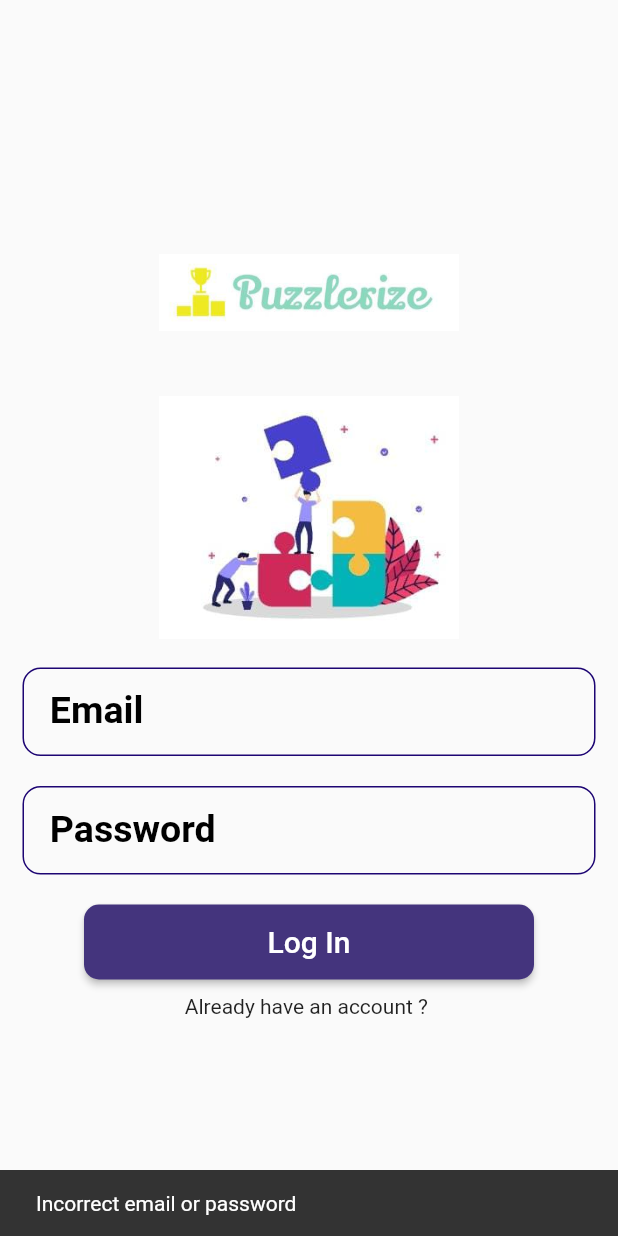
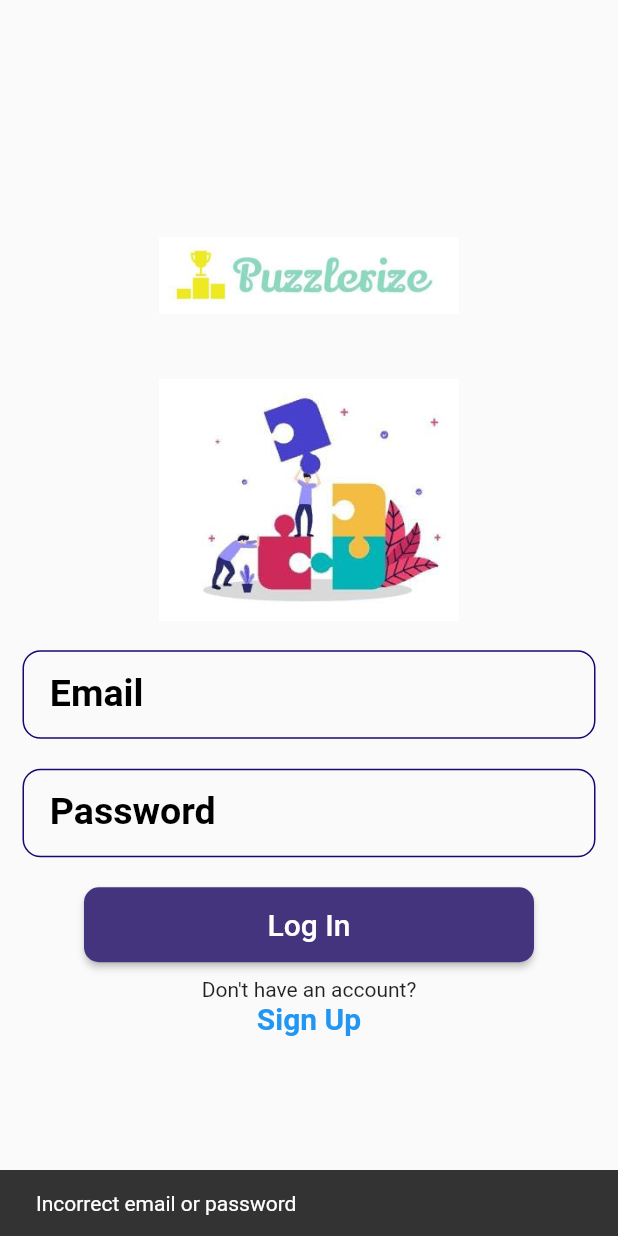
Before and after one commit to Graduation-Project-Puzzlerize/puzzlerize, a Flutter app: the LoginScreen screen opened directly, after a tap on "Log In", on a phone screen of 412 x 824 dp. Run offline on Flutter 3.47's test engine with Material 2 defaults, Android fonts, the phone set to English and light mode, and no system bars; our stand-ins replace cloud_firestore, firebase_core, flutter_tts, get, lottie, speech_to_text; accounts and stored records are empty.

Commit message:
login,sign up

```diff
--- a/lib/screens/login/login.dart
+++ b/lib/screens/login/login.dart
@@ -1,6 +1,8 @@
 import 'package:flutter/material.dart';
 import 'package:flutter/services.dart';
 import 'package:puzzlerize/screens/signup/signup.dart';
+import 'package:puzzlerize/screens/my_games/my_games.dart';
+import 'package:puzzlerize/screens/user_data/user_data.dart';
 
 class LoginScreen extends StatefulWidget {
   @override
@@ -18,24 +20,37 @@ class _LoginScreenState extends State<LoginScreen> {
     String enteredEmail = emailController.text;
     String enteredPassword = passwordController.text;
 
-    String validEmail = 'aaa@aaa.com';
-    String validPassword = 'aaa123';
+    bool isLoginSuccessful =
+        checkLoginCredentials(enteredEmail, enteredPassword);
 
-    if (enteredEmail == validEmail && enteredPassword == validPassword) {
-      // Email and password are correct
+    if (isLoginSuccessful) {
       ScaffoldMessenger.of(context).showSnackBar(
         SnackBar(
           content: Text('Login successful'),
         ),
       );
+
+      // Navigate to the MyGames screen
+      Navigator.push(
+        context,
+        MaterialPageRoute(builder: (context) => myGames()),
+      );
     } else {
-      // Email or password is incorrect
       ScaffoldMessenger.of(context).showSnackBar(
         SnackBar(
           content: Text('Incorrect email or password'),
         ),
       );
     }
+  }
+
+  bool checkLoginCredentials(String email, String password) {
+    for (var user in usedEmails) {
+      if (user['email'] == email && user['password'] == password) {
+        return true;
+      }
+    }
+    return false;
   }
 
   void navigateToSignUp() {
@@ -137,7 +152,18 @@ class _LoginScreenState extends State<LoginScreen> {
                       ),
                       fixedSize: MaterialStateProperty.all(Size(300, 50)))),
               SizedBox(height: 10),
-              Text("Already have an account ? ")
+              Text("Don't have an account?"),
+              GestureDetector(
+                onTap: navigateToSignUp,
+                child: Text(
+                  "Sign Up",
+                  style: TextStyle(
+                    color: Colors.blue,
+                    fontSize: 20,
+                    fontWeight: FontWeight.bold,
+                  ),
+                ),
+              ),
             ],
           ),
         ),
--- /dev/null
+++ b/lib/screens/user_data/user_data.dart
@@ -0,0 +1,7 @@
+List<Map<String, String>> usedEmails = [
+  {'name': 'John', 'email': 'john@example.com', 'password': 'password1'},
+  {'name': 'Jane', 'email': 'jane@example.com', 'password': 'password2'},
+];
+
+// Extract the names from the usedEmails list and store them in usedNames
+List<String> usedNames = usedEmails.map((user) => user['name']!).toList();
```
Also changed, not shown: lib/screens/signup/signup.dart (+76 -173 lines).
